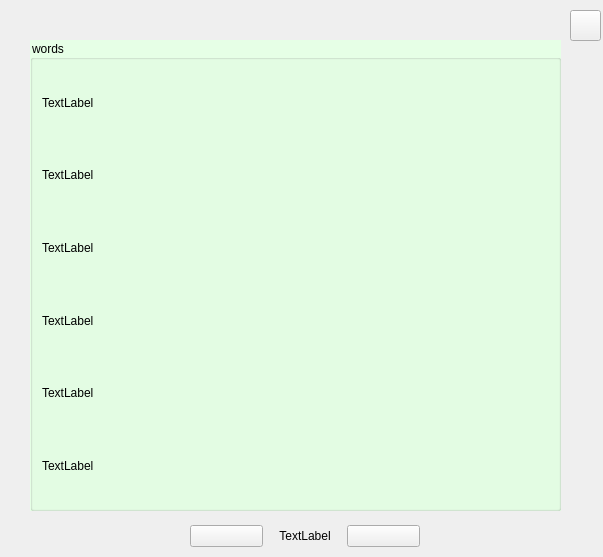
Above: collectwords.ui from theArcticOcean/enVocabulary before the change. Below: the same form after it.
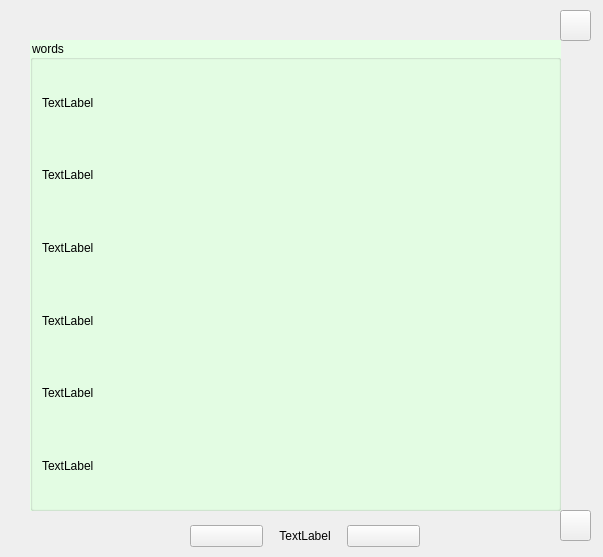
That is the form after the change.

Commit message: add clear button for collect word window and collect sentence window

Diff of the .ui file:
```diff
--- a/collectwords.ui
+++ b/collectwords.ui
@@ -16,7 +16,7 @@
   <widget class="QPushButton" name="backButton">
    <property name="geometry">
     <rect>
-     <x>570</x>
+     <x>560</x>
      <y>10</y>
      <width>31</width>
      <height>31</height>
@@ -153,6 +153,19 @@
     </item>
    </layout>
   </widget>
+  <widget class="QPushButton" name="clearButton">
+   <property name="geometry">
+    <rect>
+     <x>560</x>
+     <y>510</y>
+     <width>31</width>
+     <height>31</height>
+    </rect>
+   </property>
+   <property name="text">
+    <string/>
+   </property>
+  </widget>
  </widget>
  <resources/>
  <connections/>
```
The commit also changes 18 other files.
